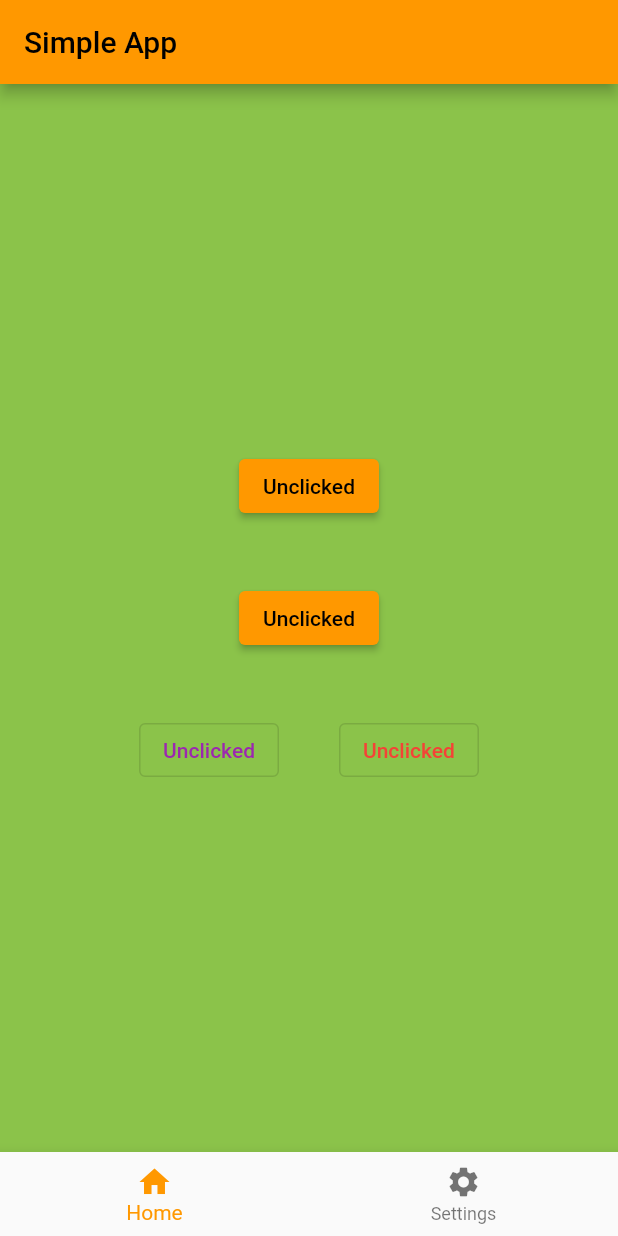
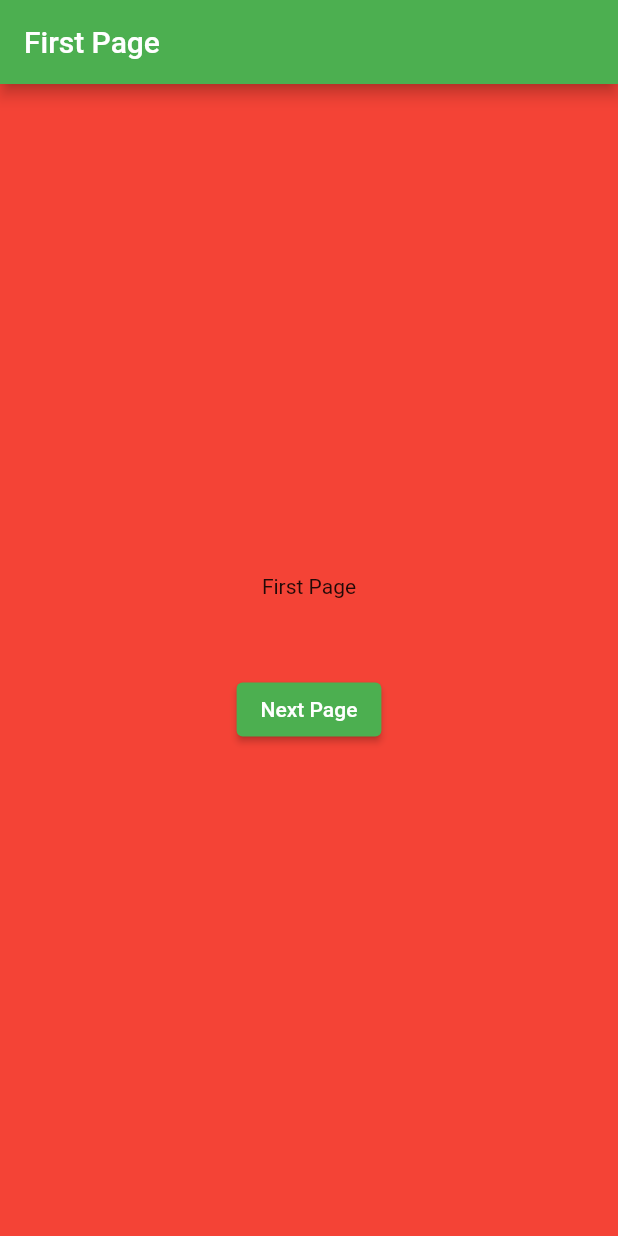
Before and after one commit to Lakshit-Chiranjiv/Flutter-Basics, a Flutter app: the screen it shows after launch, on a phone screen of 412 x 824 dp. Run offline on Flutter 3.47's test engine with Material 2 defaults, Android fonts, the phone set to English and light mode, and no system bars.

Commit message:
page navigation

```diff
--- a/lib/main.dart
+++ b/lib/main.dart
@@ -1,3 +1,4 @@
+import 'package:flutter/cupertino.dart';
 import 'package:flutter/material.dart';
 
 void main() => runApp(MyApp());
@@ -35,7 +36,8 @@ class MyApp extends StatelessWidget {
       //     ],
       //   ),
       // ),
-      home: SomeWidget(),
+      home: FirstPage(),
+      // home: SomeWidget(),
     );
   }
 }
@@ -83,12 +85,9 @@ class SomeWidgetState extends State<SomeWidget> {
                         ),
                         ElevatedButton(
                           onPressed: () {
-                            print('btn clicked');
-                            setState(() {
-                              btnLabel = "Now Clicked!!";
-                            });
+                            print('nav btn clicked');
                           },
-                          child: Text(btnLabel),
+                          child: Text('Go to Second Page'),
                         ),
                         SizedBox(
                           height: 40,
@@ -166,17 +165,69 @@ class SomeWidgetState extends State<SomeWidget> {
   }
 }
 
+class FirstPage extends StatelessWidget {
+  const FirstPage({Key? key}) : super(key: key);
 
-class SecondPage extends StatelessWidget{
+  @override
+  Widget build(BuildContext context) {
+    return Scaffold(
+      appBar: AppBar(title: Text('First Page')),
+      body: Container(
+        height: double.infinity,
+        width: double.infinity,
+        color: Colors.red,
+        child: Column(
+          mainAxisAlignment: MainAxisAlignment.center,
+          crossAxisAlignment: CrossAxisAlignment.center,
+          children: [
+            Text('First Page'),
+            SizedBox(
+              height: 50,
+            ),
+            ElevatedButton(
+                onPressed: () {
+                  print('nav btn clicked');
+                  Navigator.of(context).push(MaterialPageRoute(builder: (BuildContext context) {
+                    return const SecondPage();
+                  }));
+                },
+                child: Text('Next Page'))
+          ],
+        ),
+      ),
+    );
+  }
+}
+
+class SecondPage extends StatelessWidget {
   const SecondPage({Key? key}) : super(key: key);
 
   @override
-  Widget build(BuildContext context){
-    return Container(
-      height: double.infinity,
-      width: double.infinity,
-      color: Colors.red,
-      child: const Text("Second Page"),
+  Widget build(BuildContext context) {
+    return Scaffold(
+      appBar: AppBar(
+        title: Text('Second Page'),
+      ),
+      body: Container(
+        height: double.infinity,
+        width: double.infinity,
+        color: Colors.red,
+        child: Column(
+          mainAxisAlignment: MainAxisAlignment.center,
+          crossAxisAlignment: CrossAxisAlignment.center,
+          children: [
+            Text('Second Page'),
+            SizedBox(
+              height: 50,
+            ),
+            ElevatedButton(
+                onPressed: () {
+                  print('back nav btn clicked');
+                },
+                child: Text('Back'))
+          ],
+        ),
+      ),
     );
   }
 }
```
